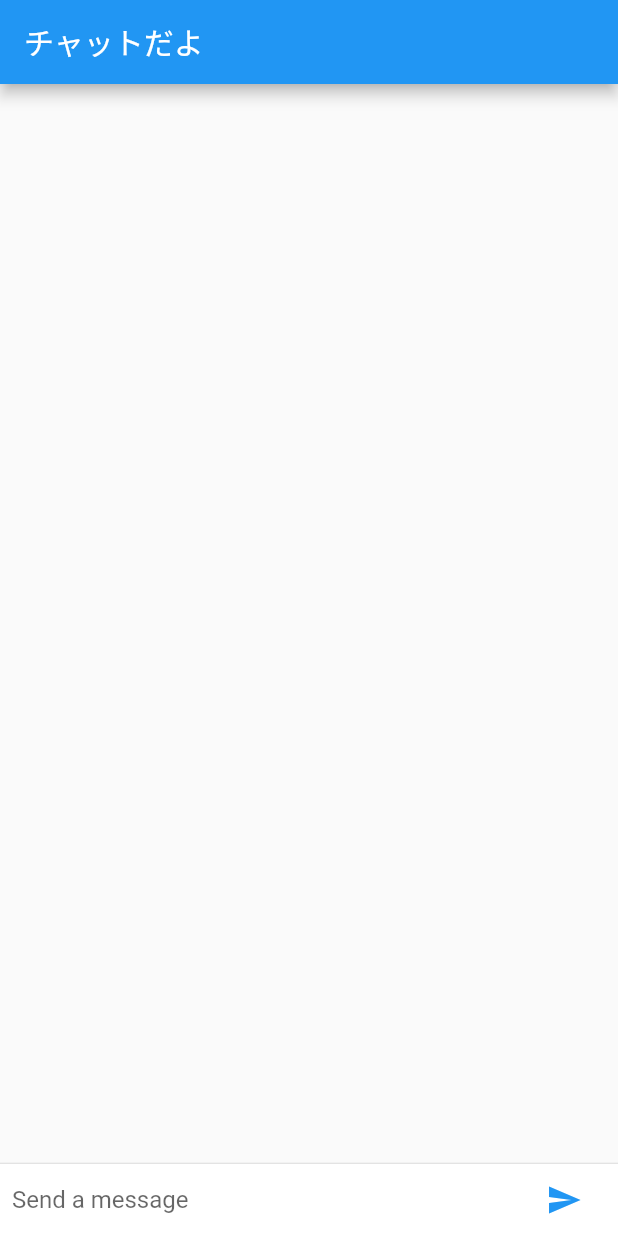
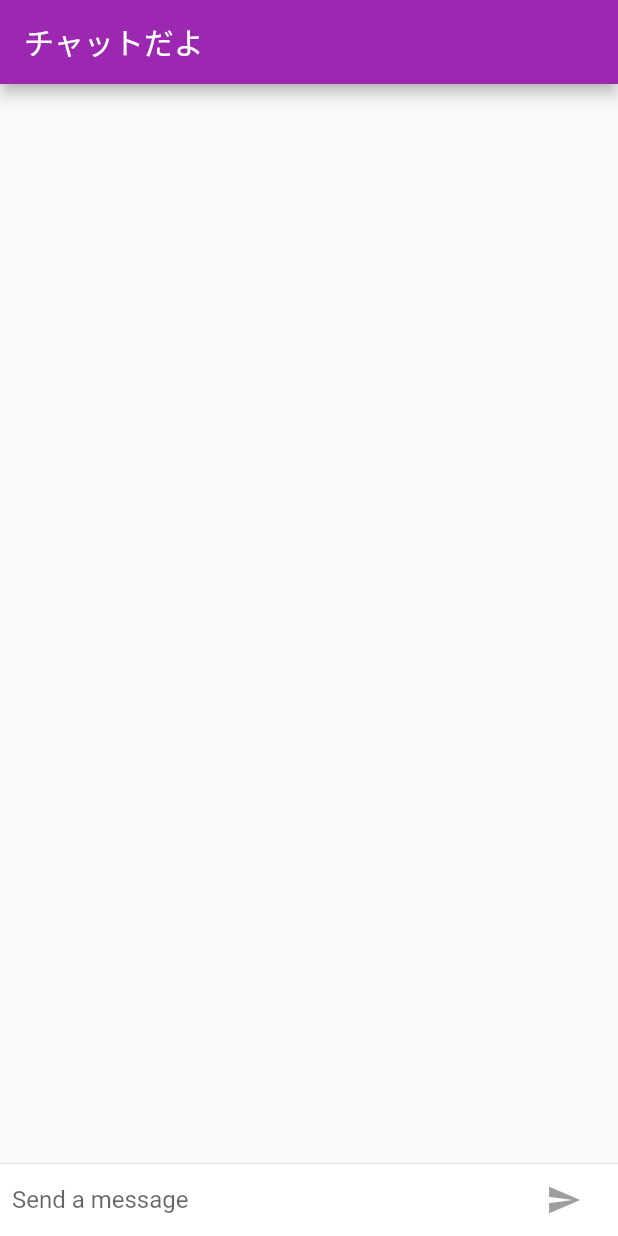
Before and after one commit to yuyurun/friendly_chat, a Flutter app: the screen it shows after launch, on a phone screen of 412 x 824 dp. Run offline on Flutter 3.47's test engine with Material 2 defaults, Android fonts, the phone set to English and light mode, and no system bars.

Commit message:
feat: orikaesi

```diff
--- a/lib/main.dart
+++ b/lib/main.dart
@@ -1,3 +1,5 @@
+import 'package:flutter/cupertino.dart';
+import 'package:flutter/foundation.dart';
 import 'package:flutter/material.dart';
 
 void main() {
@@ -5,6 +7,18 @@ void main() {
     FriendlyChatApp(),
   );
 }
+
+final ThemeData kIOSTheme = ThemeData(
+  primarySwatch: Colors.orange,
+  primaryColor: Colors.grey[100],
+  primaryColorBrightness: Brightness.light,
+);
+
+final ThemeData kDefaultTheme = ThemeData(
+  primarySwatch: Colors.purple,
+  accentColor: Colors.orangeAccent[400],
+);
+
 
 //認証によって送信者の名前取得できるといいね
 String _name = 'りこ';
@@ -18,6 +32,9 @@ class FriendlyChatApp extends StatelessWidget {
   Widget build(BuildContext context) {
     return MaterialApp(
       title: 'チャットだよ',
+      theme: defaultTargetPlatform == TargetPlatform.iOS
+        ? kIOSTheme
+        : kDefaultTheme,
       home: Chatscreen(),
     );
   }
@@ -42,7 +59,8 @@ class ChatMessage extends StatelessWidget {
             margin: const EdgeInsets.only(right: 16.0),
             child: CircleAvatar(child: Text(_name[0])),
           ),
-          Column(
+          Expanded(
+            child: Column(
               crossAxisAlignment: CrossAxisAlignment.start,
               children: [
                 Text(_name, style: Theme.of(context).textTheme.headline4),
@@ -51,6 +69,7 @@ class ChatMessage extends StatelessWidget {
                   child: Text(text),
                 ),
               ],
+            ),
           ),
         ],
       ),
@@ -68,10 +87,15 @@ class _ChatscreenState extends State<Chatscreen> with TickerProviderStateMixin {
   final List<ChatMessage> _messages = [];
   final _textController = TextEditingController();
   final FocusNode _focusNode = FocusNode();
+  bool _isComposing = false;
 
   void _handleSubmitted(String text) {
     _textController.clear();
-    var message = ChatMessage(
+    setState((){
+      _isComposing = false;
+    });
+
+    ChatMessage message = ChatMessage(
       text: text,
       animationController: AnimationController(
         duration: const Duration(milliseconds: 700),
@@ -88,8 +112,12 @@ class _ChatscreenState extends State<Chatscreen> with TickerProviderStateMixin {
   @override
   Widget build(BuildContext context) {
     return Scaffold(
-      appBar: AppBar(title: Text('チャットだよ')),
-      body: Column(
+      appBar: AppBar(title: Text('チャットだよ'),
+        elevation:
+          Theme.of(context).platform == TargetPlatform.iOS ? 0.0 : 4.0,
+      ),
+      body: Container(
+        child: Column(
         children: [
           Flexible(
             child: ListView.builder(
@@ -107,6 +135,13 @@ class _ChatscreenState extends State<Chatscreen> with TickerProviderStateMixin {
           ),
         ],
       ),
+      decoration: Theme.of(context).platform == TargetPlatform.iOS
+            ? BoxDecoration(
+                border: Border(
+                  top: BorderSide(color: Colors.grey[200]!),
+                ),
+              )
+            : null),
     );
   }
 
@@ -120,7 +155,12 @@ class _ChatscreenState extends State<Chatscreen> with TickerProviderStateMixin {
             Flexible(
               child:  TextField(
                 controller: _textController,
-                onSubmitted: _handleSubmitted,
+                onChanged: (String text) {
+                  setState(() {
+                    _isComposing = text.isNotEmpty;
+                  });
+                },
+                onSubmitted: _isComposing ? _handleSubmitted : null,
                 decoration:  InputDecoration.collapsed(
                     hintText: 'Send a message'),
                 focusNode: _focusNode,
@@ -128,10 +168,18 @@ class _ChatscreenState extends State<Chatscreen> with TickerProviderStateMixin {
             ),
             Container(
               margin: EdgeInsets.symmetric(horizontal: 4.0),
-              child: IconButton(
+              child:  Theme.of(context).platform == TargetPlatform.iOS ?
+              CupertinoButton(
+                child: Text('Send'),
+                onPressed: _isComposing
+                    ? () =>  _handleSubmitted(_textController.text)
+                    : null,) :
+              IconButton(
                 icon: const Icon(Icons.send),
-                onPressed: () => _handleSubmitted(_textController.text)),
-
+                onPressed: _isComposing
+                  ? () => _handleSubmitted(_textController.text)
+                  : null,
+                )
             )
           ],
         ),
```
Lines whose indentation alone changed are shown as unchanged.
